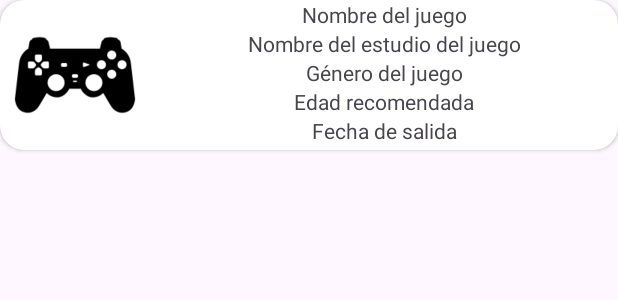
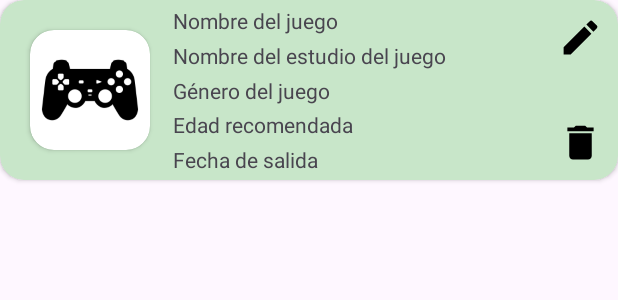
Before and after one commit to JoseJimenezGonzalez/2TDAM_AD_JOSE_JIMENEZ_GONZALEZ_CRUD_FIREBASE, an Android app: the layout item_juego.xml on its own in the app's theme, with its tools: preview values and no code run, on a phone screen of 412 x 824 dp. Shown: the top 300 px of the screen. Run offline under Robolectric (Android 15) with nearby library versions, the phone set to English and light mode, and no system bars.

Commit message:
commit ok

```diff
--- a/app/build.gradle.kts
+++ b/app/build.gradle.kts
@@ -33,6 +33,9 @@ android {
     kotlinOptions {
         jvmTarget = "1.8"
     }
+    buildFeatures{
+        viewBinding = true
+    }
 }
 
 dependencies {
--- a/app/src/main/AndroidManifest.xml
+++ b/app/src/main/AndroidManifest.xml
@@ -13,7 +13,10 @@
         android:theme="@style/Theme.Accesodatos"
         tools:targetApi="31">
         <activity
-            android:name=".CrearJuego"
+            android:name=".VerJuegosActivity"
+            android:exported="false" />
+        <activity
+            android:name=".CrearJuegoActivity"
             android:exported="false" />
         <activity
             android:name=".MainActivity"
--- a/app/src/main/java/com/example/accesodatos/CrearJuego.kt
+++ b/app/src/main/java/com/example/accesodatos/VerJuegosActivity.kt
@@ -3,9 +3,9 @@ package com.example.accesodatos
 import androidx.appcompat.app.AppCompatActivity
 import android.os.Bundle
 
-class CrearJuego : AppCompatActivity() {
+class VerJuegosActivity : AppCompatActivity() {
     override fun onCreate(savedInstanceState: Bundle?) {
         super.onCreate(savedInstanceState)
-        setContentView(R.layout.activity_crear_juego)
+        setContentView(R.layout.activity_ver_juegos)
     }
 }
--- /dev/null
+++ b/app/src/main/res/drawable/ic_back.xml
@@ -0,0 +1,5 @@
+<vector android:autoMirrored="true" android:height="24dp"
+    android:tint="#000000" android:viewportHeight="24"
+    android:viewportWidth="24" android:width="24dp" xmlns:android="http://schemas.android.com/apk/res/android">
+    <path android:fillColor="@android:color/white" android:pathData="M20,11H7.83l5.59,-5.59L12,4l-8,8 8,8 1.41,-1.41L7.83,13H20v-2z"/>
+</vector>
--- a/app/src/main/res/layout/item_juego.xml
+++ b/app/src/main/res/layout/item_juego.xml
@@ -3,25 +3,36 @@
     android:layout_width="match_parent"
     android:layout_height="wrap_content"
     xmlns:app="http://schemas.android.com/apk/res-auto"
-    app:cardCornerRadius="16dp">
+    app:cardCornerRadius="16dp"
+    android:backgroundTint="#C8E6C9">
 
     <androidx.constraintlayout.widget.ConstraintLayout
         android:layout_width="match_parent"
         android:layout_height="wrap_content">
-        <ImageView
+        <androidx.cardview.widget.CardView
             android:id="@+id/ivIconoMandoPS2"
             app:layout_constraintTop_toTopOf="parent"
             app:layout_constraintStart_toStartOf="parent"
-            android:layout_width="100dp"
-            android:layout_height="100dp"
-            android:src="@drawable/ic_ps2_mando">
-        </ImageView>
+            app:layout_constraintBottom_toBottomOf="parent"
+            android:layout_width="wrap_content"
+            android:layout_height="wrap_content"
+            app:cardCornerRadius="16dp"
+            android:layout_margin="20dp">
+            <ImageView
+                app:layout_constraintTop_toTopOf="parent"
+                app:layout_constraintStart_toStartOf="parent"
+                android:layout_width="80dp"
+                android:layout_height="80dp"
+                android:src="@drawable/ic_ps2_mando">
+            </ImageView>
+        </androidx.cardview.widget.CardView>
 
         <TextView
             android:id="@+id/tvNombreJuego"
             app:layout_constraintStart_toEndOf="@id/ivIconoMandoPS2"
-            app:layout_constraintEnd_toEndOf="parent"
             app:layout_constraintTop_toTopOf="parent"
+            app:layout_constraintBottom_toTopOf="@id/tvNombreEstudio"
+            android:layout_marginLeft="15dp"
             android:layout_width="wrap_content"
             android:layout_height="wrap_content"
             android:text="Nombre del juego">
@@ -30,8 +41,9 @@
         <TextView
             android:id="@+id/tvNombreEstudio"
             app:layout_constraintStart_toEndOf="@id/ivIconoMandoPS2"
-            app:layout_constraintEnd_toEndOf="parent"
+            android:layout_marginLeft="15dp"
             app:layout_constraintTop_toBottomOf="@id/tvNombreJuego"
+            app:layout_constraintBottom_toTopOf="@id/tvGeneroJuego"
             android:layout_width="wrap_content"
             android:layout_height="wrap_content"
             android:text="Nombre del estudio del juego">
@@ -40,8 +52,9 @@
         <TextView
             android:id="@+id/tvGeneroJuego"
             app:layout_constraintStart_toEndOf="@id/ivIconoMandoPS2"
-            app:layout_constraintEnd_toEndOf="parent"
+            android:layout_marginLeft="15dp"
             app:layout_constraintTop_toBottomOf="@id/tvNombreEstudio"
+            app:layout_constraintBottom_toTopOf="@id/tvEdad"
             android:layout_width="wrap_content"
             android:layout_height="wrap_content"
             android:text="Género del juego">
@@ -50,8 +63,9 @@
         <TextView
             android:id="@+id/tvEdad"
             app:layout_constraintStart_toEndOf="@id/ivIconoMandoPS2"
-            app:layout_constraintEnd_toEndOf="parent"
+            android:layout_marginLeft="15dp"
             app:layout_constraintTop_toBottomOf="@id/tvGeneroJuego"
+            app:layout_constraintBottom_toTopOf="@id/tvFechaSalida"
             android:layout_width="wrap_content"
             android:layout_height="wrap_content"
             android:text="Edad recomendada">
@@ -60,12 +74,33 @@
         <TextView
             android:id="@+id/tvFechaSalida"
             app:layout_constraintStart_toEndOf="@id/ivIconoMandoPS2"
-            app:layout_constraintEnd_toEndOf="parent"
+            android:layout_marginLeft="15dp"
             app:layout_constraintTop_toBottomOf="@id/tvEdad"
+            app:layout_constraintBottom_toBottomOf="parent"
             android:layout_width="wrap_content"
             android:layout_height="wrap_content"
             android:text="Fecha de salida">
         </TextView>
+
+        <ImageView
+            android:id="@+id/ivEditar"
+            app:layout_constraintTop_toTopOf="parent"
+            app:layout_constraintEnd_toEndOf="parent"
+            android:src="@drawable/ic_edit"
+            android:layout_width="30dp"
+            android:layout_height="30dp"
+            android:layout_margin="10dp">
+        </ImageView>
+
+        <ImageView
+            android:id="@+id/ivBorrar"
+            app:layout_constraintBottom_toBottomOf="parent"
+            app:layout_constraintEnd_toEndOf="parent"
+            android:src="@drawable/ic_delete"
+            android:layout_width="30dp"
+            android:layout_height="30dp"
+            android:layout_margin="10dp">
+        </ImageView>
     </androidx.constraintlayout.widget.ConstraintLayout>
 
 </androidx.cardview.widget.CardView>
```
Also changed, not shown: app/src/main/java/com/example/accesodatos/CrearJuegoActivity.kt (added, +114 -0 lines), app/src/main/java/com/example/accesodatos/MainActivity.kt (+27 -1 lines), app/src/main/res/layout/activity_crear_juego.xml (+11 -1 lines), app/src/main/res/layout/activity_ver_juegos.xml (added, +9 -0 lines).
